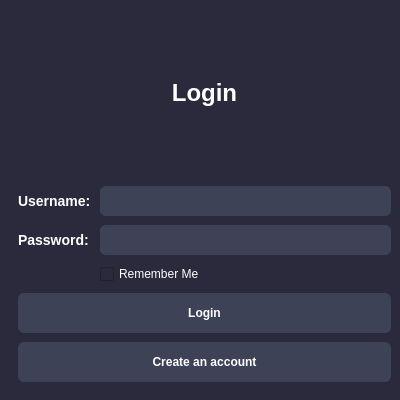
The window that accsys/loginwindow.ui (fiorigzg/qt-trading-bot-analyzer) describes before a commit, drawn with Qt 5.
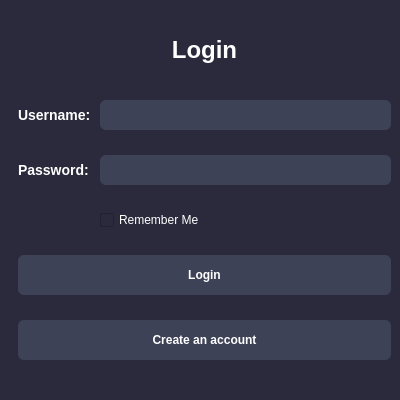
The same window after the commit.

Diff of the .ui file:
```diff
--- a/accsys/loginwindow.ui
+++ b/accsys/loginwindow.ui
@@ -155,6 +155,18 @@
     </item>
     <item row="0" column="0" colspan="2">
      <widget class="QLabel" name="titleLabel">
+      <property name="sizePolicy">
+       <sizepolicy hsizetype="Preferred" vsizetype="Expanding">
+        <horstretch>0</horstretch>
+        <verstretch>0</verstretch>
+       </sizepolicy>
+      </property>
+      <property name="maximumSize">
+       <size>
+        <width>16777215</width>
+        <height>50</height>
+       </size>
+      </property>
       <property name="styleSheet">
        <string notr="true">font-size: 24px;
 font-weight: bold;
```
Left out of the diff: 102 changed lines with no effect on the pictures.
